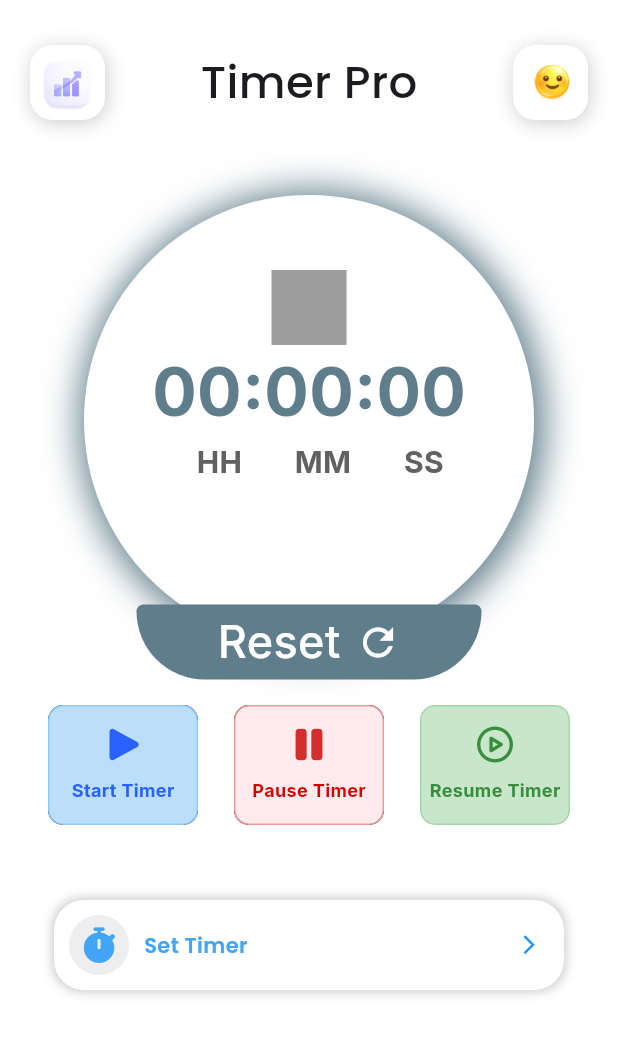
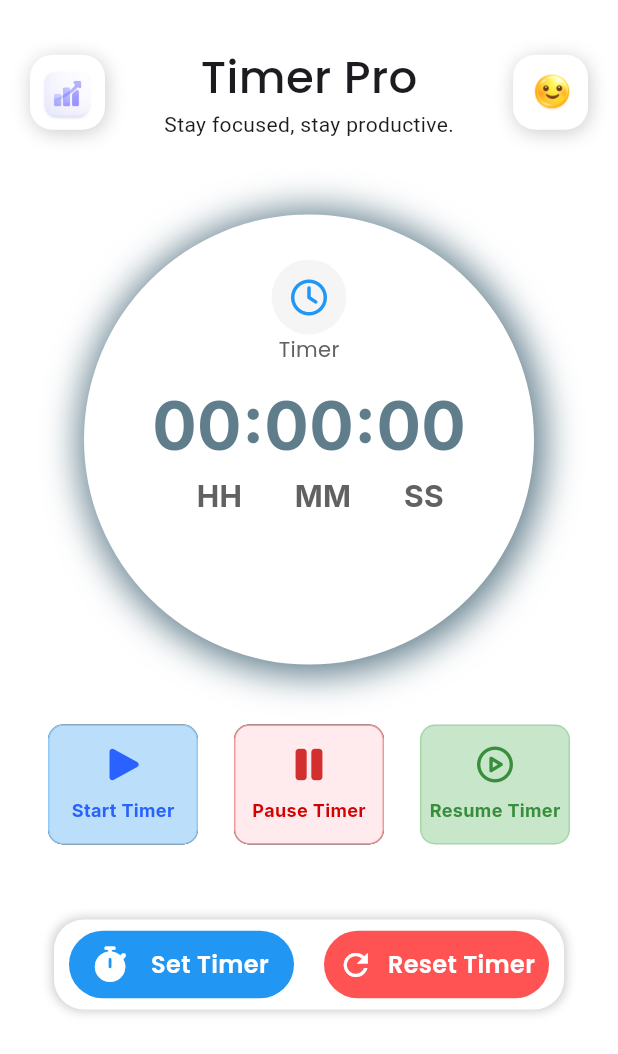
Before and after one commit to raeeskhan371/CounterPro, a Flutter app: the Timerpro screen opened directly, on a phone screen of 412 x 824 dp. Shown: the top 1054 px of the screen. Run offline on Flutter 3.47's test engine with Material 3 defaults, Android fonts, the phone set to English and light mode, and no system bars; our stand-ins replace font_awesome_flutter, google_fonts.

Commit message:
improve Timer Ui and FixBugs

```diff
--- a/lib/Provider/Timer_Provider.dart
+++ b/lib/Provider/Timer_Provider.dart
@@ -98,13 +98,13 @@ class TimerProvider with ChangeNotifier {
     if (percentage > 0) {
       containerColor = Colors.red.withOpacity(1);
       if (percentage > 10) {
-        containerColor = Colors.red.withOpacity(0.8);
+        containerColor = Colors.red;
         if (percentage > 20) {
-          containerColor = Colors.red.withOpacity(0.6);
+          containerColor = Colors.red;
           if (percentage > 40) {
-            containerColor = Colors.red.withOpacity(0.4);
+            containerColor = Colors.red;
             if (percentage > 49) {
-              containerColor = Colors.red.withOpacity(0.2);
+              containerColor = Colors.red;
               if (percentage > 50) {
                 containerColor = Colors.green;
               }
@@ -117,7 +117,7 @@ class TimerProvider with ChangeNotifier {
       } else
         containerColor = Colors.red;
     } else
-      containerColor = Colors.grey;
+      containerColor = Colors.grey.shade500;
     notifyListeners();
   }
 }
--- a/lib/Screens/TimerPro.dart
+++ b/lib/Screens/TimerPro.dart
@@ -41,12 +41,17 @@ class Timerpro extends StatelessWidget {
                     ),
                   ),
 
+                  Column(
+                    children: [
                       Text(
                         "Timer Pro",
                         style: GoogleFonts.poppins(
                           fontSize: 30,
                           fontWeight: FontWeight.w500,
                         ),
+                      ),
+                      Text("Stay focused, stay productive."),
+                    ],
                   ),
 
                   Container(
@@ -91,10 +96,32 @@ class Timerpro extends StatelessWidget {
                       ],
                     ),
                     child: Column(
-                      mainAxisAlignment: MainAxisAlignment.center,
                       children: [
-                        SizedBox(height: 50),
-                        Container(height: 50, width: 50, color: Colors.grey),
+                        Padding(
+                          padding: const EdgeInsets.only(top: 30),
+                          child: Container(
+                            height: 50,
+                            width: 50,
+
+                            decoration: BoxDecoration(
+                              color: Colors.grey.shade100,
+                              borderRadius: BorderRadius.circular(100),
+                            ),
+                            child: Center(
+                              child: FaIcon(
+                                FontAwesomeIcons.clock,
+                                color: Colors.blue,
+                              ),
+                            ),
+                          ),
+                        ),
+                        Text(
+                          "Timer",
+                          style: GoogleFonts.poppins(
+                            color: Colors.grey.shade700,
+                          ),
+                        ),
+                        SizedBox(height: 10),
                         Text(
                           "${value.getHour.toString().padLeft(2, "0")}:${value.getMint.toString().padLeft(2, "0")}:${value.getSecondes.toString().padLeft(2, "0")}",
                           style: GoogleFonts.inter(
@@ -134,46 +161,6 @@ class Timerpro extends StatelessWidget {
                                 ),
                               ),
                             ],
-                          ),
-                        ),
-                        Padding(
-                          padding: const EdgeInsets.only(top: 81),
-                          child: GestureDetector(
-                            onTap: () {
-                              context.read<StopWatchProvider>().stopReset();
-                            },
-                            child: Container(
-                              decoration: BoxDecoration(
-                                borderRadius: BorderRadius.only(
-                                  bottomRight: Radius.circular(20000),
-                                  bottomLeft: Radius.circular(20000),
-                                  topLeft: Radius.circular(2000),
-                                  topRight: Radius.circular(2000),
-                                ),
-                                color: value.containerColor,
-                              ),
-                              height: 50,
-                              width: 230,
-                              child: Row(
-                                mainAxisAlignment: MainAxisAlignment.center,
-                                children: [
-                                  Text(
-                                    "Reset",
-                                    style: GoogleFonts.inter(
-                                      fontWeight: FontWeight.w500,
-                                      fontSize: 30,
-                                      color: Colors.white,
-                                    ),
-                                  ),
-                                  SizedBox(width: 10),
-                                  Icon(
-                                    Icons.refresh,
-                                    color: Colors.white,
-                                    size: 30,
-                                  ),
-                                ],
-                              ),
-                            ),
                           ),
                         ),
                       ],
@@ -280,12 +267,7 @@ class Timerpro extends StatelessWidget {
               SizedBox(height: 50),
               // SetTimer Button
               GestureDetector(
-                onTap: () {
-                  Navigator.push(
-                    context,
-                    MaterialPageRoute(builder: (context) => TimerScreen()),
-                  );
-                },
+                onTap: () {},
                 child: Container(
                   height: 60,
                   width: 340,
@@ -303,36 +285,68 @@ class Timerpro extends StatelessWidget {
                     ],
                   ),
                   child: Row(
+                    mainAxisAlignment: MainAxisAlignment.spaceAround,
                     children: [
-                      SizedBox(width: 10),
-                      Container(
-                        height: 40,
-                        width: 40,
+                      GestureDetector(
+                        onTap: () {
+                          Navigator.push(
+                            context,
+                            MaterialPageRoute(
+                              builder: (context) => TimerScreen(),
+                            ),
+                          );
+                        },
+                        child: Container(
+                          height: 45,
+                          width: 150,
 
                           decoration: BoxDecoration(
                             borderRadius: BorderRadius.circular(100),
-                          color: Colors.grey.shade200,
+                            color: Colors.blue,
                           ),
-                        child: Center(
-                          child: FaIcon(
+                          child: Row(
+                            mainAxisAlignment: MainAxisAlignment.spaceEvenly,
+                            children: [
+                              FaIcon(
                                 FontAwesomeIcons.stopwatch,
-                            color: Colors.blue.shade400,
+                                color: Colors.white,
+                              ),
+
+                              Text(
+                                "Set Timer",
+                                style: GoogleFonts.poppins(
+                                  color: Colors.white,
+                                  fontWeight: FontWeight.w600,
+                                  fontSize: 16,
+                                ),
+                              ),
+                            ],
                           ),
                         ),
                       ),
-                      SizedBox(width: 10),
+                      Container(
+                        height: 45,
+                        width: 150,
+
+                        decoration: BoxDecoration(
+                          borderRadius: BorderRadius.circular(100),
+                          color: Colors.redAccent,
+                        ),
+                        child: Row(
+                          mainAxisAlignment: MainAxisAlignment.spaceEvenly,
+                          children: [
+                            Icon(Icons.refresh_outlined, color: Colors.white),
+
                             Text(
-                        "Set Timer",
+                              "Reset Timer",
                               style: GoogleFonts.poppins(
-                          color: Colors.blue.shade400,
+                                color: Colors.white,
                                 fontWeight: FontWeight.w600,
+                                fontSize: 16,
                               ),
                             ),
-                      SizedBox(width: 180),
-                      Icon(
-                        Icons.arrow_forward_ios,
-                        color: Colors.blue,
-                        size: 15,
+                          ],
+                        ),
                       ),
                     ],
                   ),
```
Lines whose indentation alone changed are shown as unchanged.
